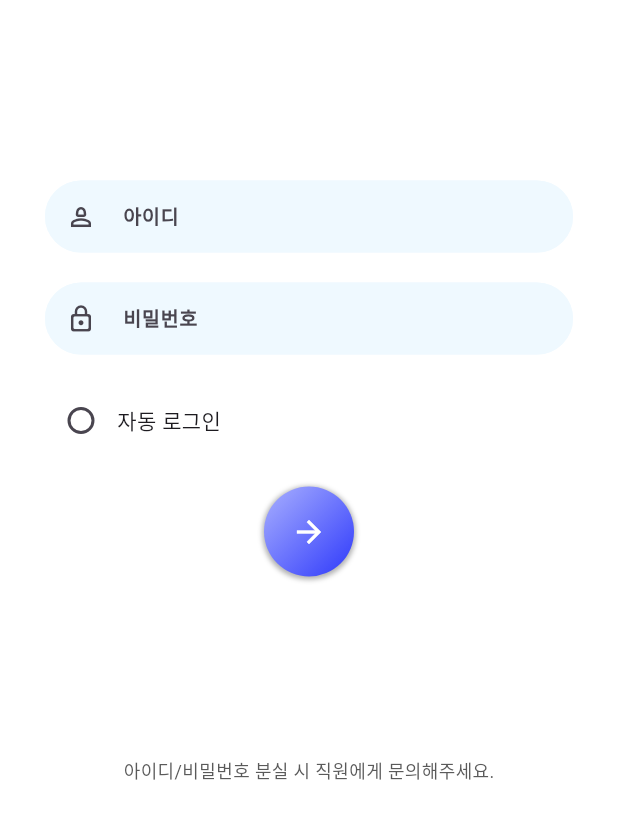
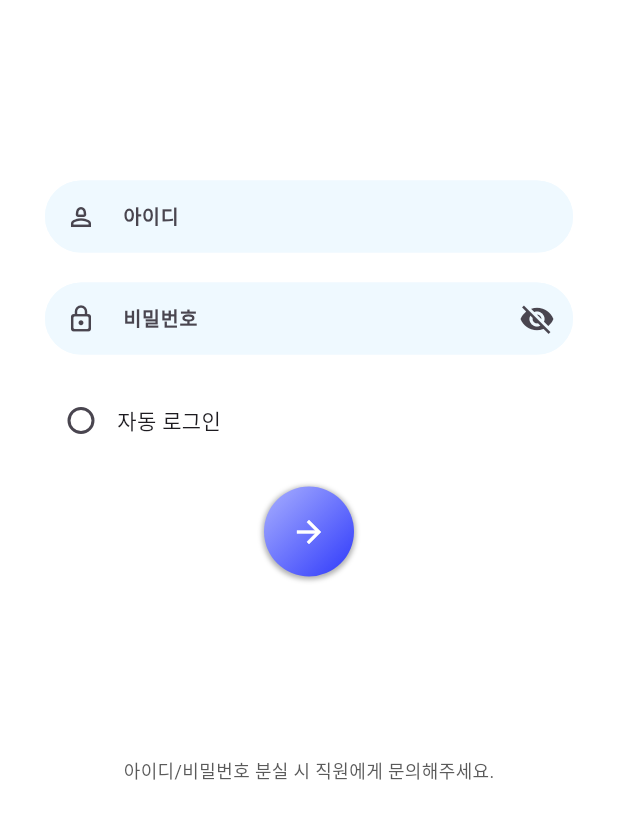
Before and after one commit to qndn3tp/HoHo_edu-App, a Flutter app: the screen it shows after launch, on a phone screen of 412 x 824 dp, the part 316-1155 px from its top. Run offline on Flutter 3.47's test engine with Material 3 defaults, Android fonts, the phone set to English and light mode, and no system bars; our stand-ins replace awesome_dialog, banner_carousel, connectivity_plus, eva_icons_flutter, fl_chart, flutter_dotenv and 10 more; missing offline and left inert: flutter_animated_icons; accounts and stored records are empty.

Commit message:
Feat: Add login password visibility function

```diff
--- a/fe/lib/screens/login/login_box.dart
+++ b/fe/lib/screens/login/login_box.dart
@@ -1,11 +1,12 @@
 import 'package:flutter/material.dart';
+import 'package:flutter_application/screens/login/login_screen.dart';
+import 'package:get/get.dart';
 
-InputDecoration loginBoxDecoration(text) {
+// 아이디
+InputDecoration loginIdBoxDecoration(text) {
   return InputDecoration(
-      prefixIcon: Icon(
-        text == "아이디"
-        ? Icons.person_2_outlined
-        : Icons.lock_outline_rounded,
+    prefixIcon: const Icon(
+      Icons.person_2_outlined,
       size: 20,
     ),
     enabledBorder: const OutlineInputBorder(
@@ -16,5 +17,37 @@ InputDecoration loginBoxDecoration(text) {
       borderRadius: BorderRadius.all(Radius.circular(35))),
     contentPadding: const EdgeInsets.all(10),
     hintText: text,
-      hintStyle: const TextStyle(fontSize: 13, fontWeight: FontWeight.bold));
+    hintStyle: const TextStyle(fontSize: 13, fontWeight: FontWeight.bold),
+  );
 }
+
+// 비밀번호
+InputDecoration loginPwdBoxDecoration(text) {
+
+  PasswordVisibleController passwordVisibleController = Get.put(PasswordVisibleController());
+
+  return InputDecoration(
+    prefixIcon: const Icon(
+      Icons.lock_outline_rounded,
+      size: 20,
+    ),
+    enabledBorder: const OutlineInputBorder(
+      borderSide: BorderSide(color: Color(0xffeff9ff),),
+      borderRadius: BorderRadius.all(Radius.circular(35))),
+    focusedBorder: const OutlineInputBorder(
+      borderSide: BorderSide(color: Color(0xffd5eafc), width: 2),
+      borderRadius: BorderRadius.all(Radius.circular(35))),
+    contentPadding: const EdgeInsets.all(10),
+    hintText: text,
+    hintStyle: const TextStyle(fontSize: 13, fontWeight: FontWeight.bold),
+    suffixIcon: IconButton(
+      icon: Icon(
+        passwordVisibleController.passwordVisible.value
+        ? Icons.visibility
+        : Icons.visibility_off),
+      onPressed: (){
+        passwordVisibleController.switchPasswordVisibility();
+      }
+    )
+  );
+}
--- a/fe/lib/screens/login/login_screen.dart
+++ b/fe/lib/screens/login/login_screen.dart
@@ -17,6 +17,16 @@ class LoginController extends GetxController {
   TextEditingController passwordController = TextEditingController();
 }
 
+// 비밀번호 숨김 컨트롤러
+class  PasswordVisibleController extends GetxController {
+  var passwordVisible = false.obs;
+
+    void switchPasswordVisibility() {
+    passwordVisible.value = !passwordVisible.value;
+  }
+}
+
+
 // 로그인 화면
 class LoginScreen extends StatefulWidget {
   const LoginScreen({super.key});
@@ -30,30 +40,29 @@ class _LoginScreenState extends State<LoginScreen> {
   LoginController loginController = Get.put(LoginController());
   AutoLoginController autoLoginController = Get.put(AutoLoginController());
 
+  // 비밀번호 보기/숨김
+  PasswordVisibleController passwordVisibleController = Get.put(PasswordVisibleController());
+
   // 자동로그인 storage
   String? userInfo = ""; // 유저 정보 저장 변수
-  final storage = Get.put(
-      const FlutterSecureStorage()); //flutter_secure_storage 사용을 위한 초기화 작업
+  final storage = Get.put(const FlutterSecureStorage()); //flutter_secure_storage 사용을 위한 초기화 작업
 
-  // 위젯이 생성되었을 때 호출
   @override
   void initState() {
     super.initState();
-    // 비동기로 flutter_secure_storage 정보를 불러옴
-    WidgetsBinding.instance.addPostFrameCallback((_) {
+    WidgetsBinding.instance.addPostFrameCallback((_) {    // 비동기로 flutter_secure_storage 정보를 불러옴
       checkStoredUserInfo();
     });
   }
 
-  // 기기에 저장된 유저 정보가있는지 체크하는 함수
+  // 기기에 저장된 유저 정보가 있는지 체크하는 함수
   checkStoredUserInfo() async {
     // read 함수를 통해 key값에 맞는 정보를 불러옴(불러오는 타입은 String 데이터가 없다면 null)
     userInfo = await storage.read(key: "login");
 
     if (userInfo != null) {
       String storedUserId = userInfo?.split(" ")[1] ?? ""; // 기기에 저장된 유저 아이디
-      String storedUserPassword =
-          userInfo?.split(" ")[3] ?? ""; // 기기에 저장된 유저 비밀번호
+      String storedUserPassword = userInfo?.split(" ")[3] ?? ""; // 기기에 저장된 유저 비밀번호
 
       // 저장된 유저정보가 있다면 아이디와 비밀번호가 바로 뜨도록.
       loginController.idController.text = storedUserId;
@@ -62,7 +71,6 @@ class _LoginScreenState extends State<LoginScreen> {
     }
   }
 
-  // 위젯이 완전히 제거되었을 때 호출
   @override
   void dispose() {
     super.dispose();
@@ -79,9 +87,7 @@ class _LoginScreenState extends State<LoginScreen> {
             loginLogo(),
             // 로그인 입력
             GestureDetector(
-              // 유저의 행동을 감지
-              onTap: () => FocusManager.instance.primaryFocus
-                  ?.unfocus(), // 입력 칸 밖의 화면을 터치하면 키보드가 내려감
+              onTap: () => FocusManager.instance.primaryFocus?.unfocus(), // 입력 칸 밖의 화면을 터치하면 키보드가 내려감
               child: SingleChildScrollView(
                 padding: const EdgeInsets.all(30),
                 child: Column(
@@ -91,16 +97,16 @@ class _LoginScreenState extends State<LoginScreen> {
                     TextField(
                       controller: loginController.idController, // 아이디 컨트롤러 연결
                       cursorColor: style.DEEP_GREY,
-                      decoration: loginBoxDecoration("아이디"),
+                      decoration: loginIdBoxDecoration("아이디"),
                     ),
                     const SizedBox(height: 20),
                     // 비밀번호
-                    TextField(
-                      controller:
-                          loginController.passwordController, // 아이디 컨트롤러 연결
+                    Obx(() => TextField(
+                      controller: loginController.passwordController, // 아이디 컨트롤러 연결
                       cursorColor: style.DEEP_GREY,
-                      decoration: loginBoxDecoration("비밀번호"),
-                    ),
+                      obscureText: !passwordVisibleController.passwordVisible.value,
+                      decoration: loginPwdBoxDecoration("비밀번호"),
+                    )),
                     const SizedBox(height: 20),
                     // 자동로그인 버튼
                     AutoLogin(),
@@ -125,10 +131,8 @@ class _LoginScreenState extends State<LoginScreen> {
 
 // 로그인 버튼
 Widget loginButton() {
-  // 로그인 컨트롤러의 객체 loginController를 Get에 등록
-  LoginController loginController = Get.put(LoginController());
-  // 자동로그인 컨트롤러의 객체 loginController를 Get에 등록
-  AutoLoginController autoLoginController = Get.put(AutoLoginController());
+  LoginController loginController = Get.put(LoginController());              // 로그인 컨트롤러
+  AutoLoginController autoLoginController = Get.put(AutoLoginController());  // 자동 로그인 컨트롤러
 
   return GestureDetector(
     onTap: () => loginService(
@@ -146,8 +150,8 @@ Widget loginButton() {
         decoration: BoxDecoration(
             gradient: const LinearGradient(
               colors: [
-                  Color.fromARGB(255, 169, 176, 255), // 시작 색상
-                  Color.fromARGB(255, 46, 57, 251), // 종료 색상 (어두운 색상)
+                Color.fromARGB(255, 169, 176, 255),
+                Color.fromARGB(255, 46, 57, 251),
               ],
               begin: Alignment.topLeft,
               end: Alignment.bottomRight,
@@ -160,9 +164,12 @@ Widget loginButton() {
                 blurRadius: 2,
                 offset: const Offset(0, 1))
             ]),
-          child: const Center(child: Icon(Icons.arrow_forward, color: Colors.white,)),
+        child: const Center(
+          child: Icon(Icons.arrow_forward, color: Colors.white,)
         ),
-      ));
+      ),
+    )
+  );
 }
 
 // 자동로그인 컨트롤러
@@ -176,9 +183,7 @@ class AutoLoginController extends GetxController {
 
 // 자동로그인 체크박스
 class AutoLogin extends StatelessWidget {
-  // 자동로그인 컨트롤러: 자동로그인 상태 관리(isChecked)
-  final AutoLoginController autoLoginController =
-      Get.put(AutoLoginController());
+  final AutoLoginController autoLoginController = Get.put(AutoLoginController()); // 자동로그인 컨트롤러: 자동로그인 상태 관리(isChecked)
 
   AutoLogin({super.key});
 
@@ -188,12 +193,10 @@ class AutoLogin extends StatelessWidget {
       children: [
         Obx(
           () => Checkbox(
-            shape:
-                RoundedRectangleBorder(borderRadius: BorderRadius.circular(15)),
+            shape:RoundedRectangleBorder(borderRadius: BorderRadius.circular(15)),
             value: autoLoginController.isChecked.value,
             onChanged: (newValue) {
-              autoLoginController
-                  .updateCheck(newValue ?? false); // isChecked의 상태 관리
+              autoLoginController.updateCheck(newValue ?? false); // isChecked의 상태 관리
             },
             activeColor: style.PRIMARY_BLUE,
           ),
```
Also changed, not shown: fe/lib/widgets/app_bar_drawer.dart (+4 -4 lines). Lines whose indentation alone changed are shown as unchanged.
